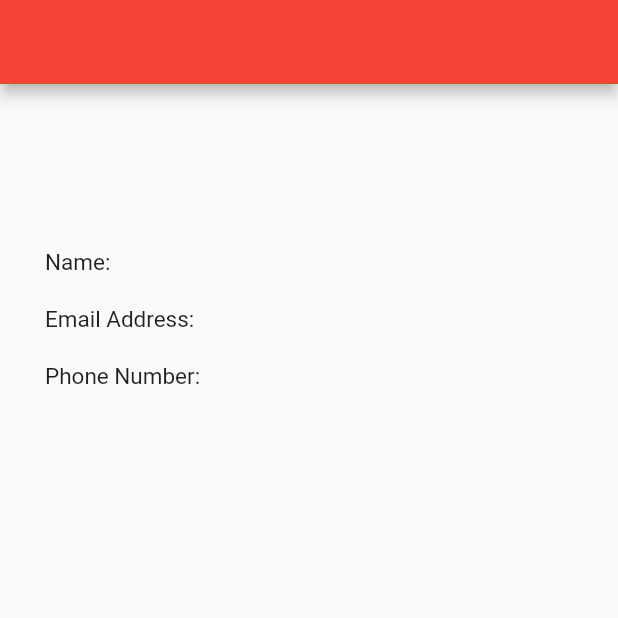
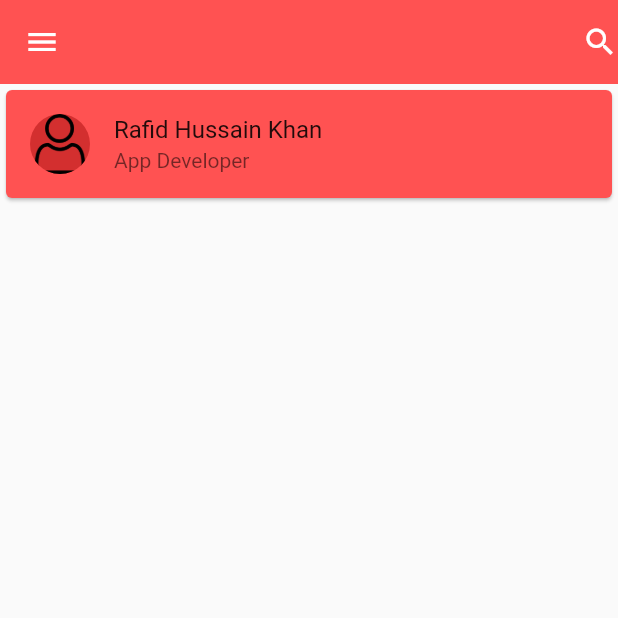
Before and after one commit to TusherRakib/BloodSource, a Flutter app: the UserProfile screen opened directly, on a phone screen of 412 x 824 dp, the top half of it. Run offline on Flutter 3.47's test engine with Material 2 defaults, Android fonts, the phone set to English and light mode, and no system bars; our stand-ins replace cloud_firestore, firebase_auth, flutter_svg, fluttertoast; accounts and stored records are empty.

Commit message:
Rafid- new user profile screen

```diff
--- /dev/null
+++ b/lib/Screens/user_profile_new_screen.dart
@@ -0,0 +1,59 @@
+import 'package:cloud_firestore/cloud_firestore.dart';
+import 'package:firebase_auth/firebase_auth.dart';
+import 'package:flutter/material.dart';
+
+class UserProfile extends StatefulWidget {
+  @override
+  _UserProfileState createState() => _UserProfileState();
+}
+
+class _UserProfileState extends State<UserProfile> {
+  String userName = "";
+  String userEmail = "";
+  String userPhone = "";
+
+  fetchUserData() async {
+    final firebaseUser = await FirebaseAuth.instance.currentUser();
+    if (firebaseUser != null) {
+      await Firestore.instance
+          .collection("users")
+          .document(firebaseUser.uid)
+          .get()
+          .then((ds) {
+        userEmail = ds.data['email'];
+        userName = ds.data['name'];
+        userPhone = ds.data['phone'];
+      }).catchError((e) {
+        print(e.toString());
+      });
+    }
+  }
+
+  @override
+  Widget build(BuildContext context) {
+    return Scaffold(
+      appBar: AppBar(
+        backgroundColor: Colors.redAccent,
+        elevation: 0.0,
+        leading: Icon(Icons.menu),
+        actions: [
+          Icon(Icons.search),
+        ],
+      ),
+      body: Column(
+        children: [
+          Card(
+            color: Colors.redAccent,
+            child: ListTile(
+              title: Text("Rafid Hussain Khan"),
+              subtitle: Text("App Developer"),
+              leading: CircleAvatar(
+                  backgroundImage: AssetImage('assets/images/user_default.png')),
+              //isThreeLine: true,
+            ),
+          )
+        ],
+      ),
+    );
+  }
+}
--- a/lib/Screens/user_profile_screen.dart
+++ b/lib/Screens/user_profile_screen.dart
@@ -2,12 +2,12 @@ import 'package:cloud_firestore/cloud_firestore.dart';
 import 'package:firebase_auth/firebase_auth.dart';
 import 'package:flutter/material.dart';
 
-class UserProfile extends StatefulWidget {
+class UserProfileOld extends StatefulWidget {
   @override
-  _UserProfileState createState() => _UserProfileState();
+  _UserProfileOldState createState() => _UserProfileOldState();
 }
 
-class _UserProfileState extends State<UserProfile> {
+class _UserProfileOldState extends State<UserProfileOld> {
   String userName = "";
   String userEmail = "";
   String userPhone = "";
--- a/lib/main.dart
+++ b/lib/main.dart
@@ -1,6 +1,7 @@
 import 'package:blood_source/Screens/dashboard_screen.dart';
 import 'package:blood_source/Screens/login_screen.dart';
 import 'package:blood_source/Screens/signUp_screen.dart';
+import 'package:blood_source/Screens/user_profile_new_screen.dart';
 import 'package:flutter/material.dart';
 
 void main() {
@@ -19,7 +20,7 @@ class BloodSource extends StatelessWidget {
         accentColor: Color(0xFFF3F3F3),
       ),
 
-      home: Login(),
+      home: UserProfile(),
     );
   }
 }
```
Also changed, not shown: lib/Screens/dashboard_screen.dart (+52 -36 lines).
